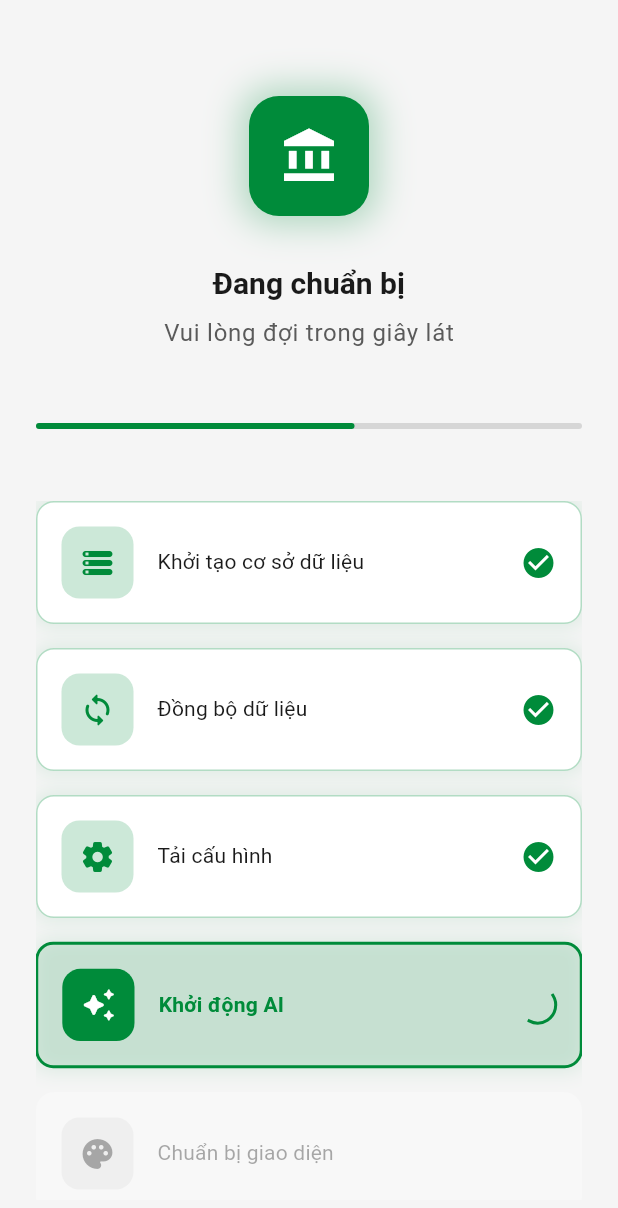
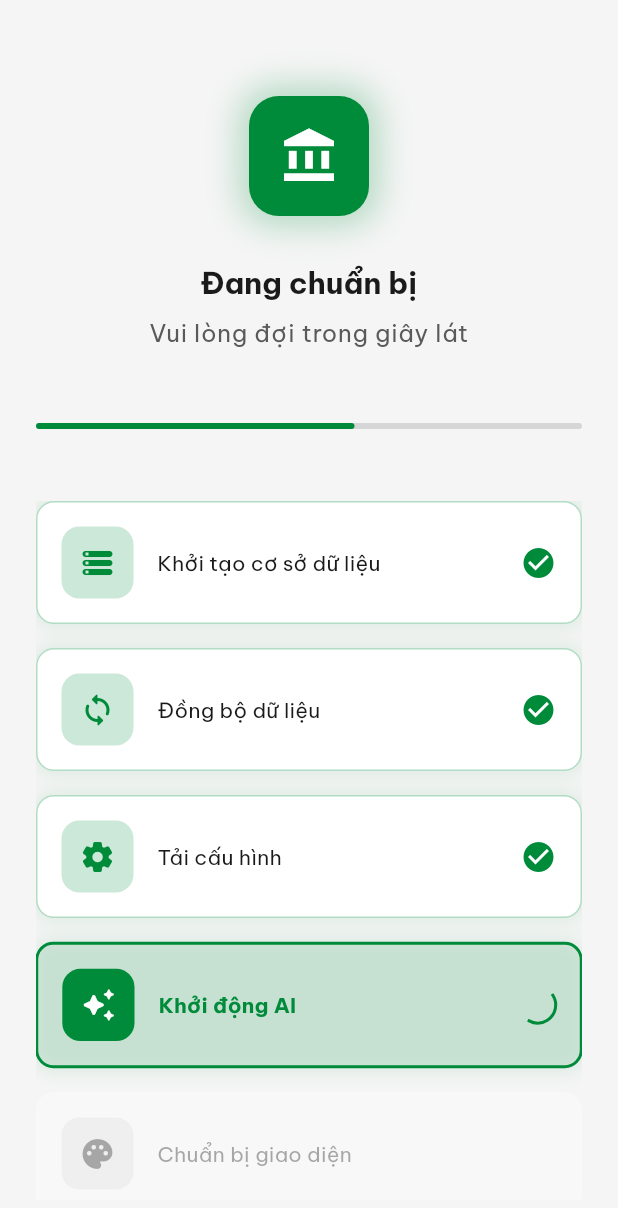
Before and after one commit to ndh0408/TaiChinhXanh, a Flutter app: the screen it shows after launch, on a phone screen of 412 x 824 dp. Shown: the top 1208 px of the screen. Run offline on Flutter 3.47's test engine with Material 3 defaults, Android fonts, the phone set to English and light mode, and no system bars; our stand-ins replace fl_chart, google_fonts, local_auth, shared_preferences, sqflite; missing offline and left inert: encrypt; accounts and stored records are empty.

Commit message:
Checkpoint before follow-up message

```diff
--- a/lib/screens/budgets_screen.dart
+++ b/lib/screens/budgets_screen.dart
@@ -160,7 +160,7 @@ class _BudgetsScreenState extends State<BudgetsScreen>
                 elevation: 0,
                 icon: const Icon(Icons.add_chart, color: Colors.white),
                 label: const Text(
-                  'NgÃ¢n sÃ¡ch má»›i',
+                  'Ngân sách mới',
                   style: TextStyle(
                     color: Colors.white,
                     fontWeight: FontWeight.w600,
@@ -1608,7 +1608,7 @@ class _BudgetsScreenState extends State<BudgetsScreen>
                 child: const Icon(Icons.analytics, color: Colors.green),
               ),
               title: const Text('PhÃ¢n tÃ­ch hiá»‡u suáº¥t'),
-              subtitle: const Text('Xem bÃ¡o cÃ¡o chi tiáº¿t'),
+              subtitle: const Text('Xem bÃ¡o cÃ¡o chi tiáº¿u'),
               onTap: () {
                 Navigator.pop(context);
                 // TODO: Implement budget analytics
--- a/lib/theme.dart
+++ b/lib/theme.dart
@@ -57,83 +57,83 @@ class AppTheme {
   static const double icon2XL = 36.0;
   static const double icon3XL = 48.0;
 
-  // Text styles with Roboto font (VCB style)
+  // Text styles với BeVietnamPro font (đồng bộ toàn app)
   static TextTheme _textTheme = TextTheme(
-    displayLarge: GoogleFonts.roboto(
+    displayLarge: GoogleFonts.beVietnamPro(
       fontSize: 32,
       fontWeight: FontWeight.bold,
       color: vcbBlack,
       letterSpacing: -0.5,
     ),
-    displayMedium: GoogleFonts.roboto(
+    displayMedium: GoogleFonts.beVietnamPro(
       fontSize: 28,
       fontWeight: FontWeight.bold,
       color: vcbBlack,
       letterSpacing: -0.5,
     ),
-    displaySmall: GoogleFonts.roboto(
+    displaySmall: GoogleFonts.beVietnamPro(
       fontSize: 24,
       fontWeight: FontWeight.w600,
       color: vcbBlack,
     ),
-    headlineLarge: GoogleFonts.roboto(
+    headlineLarge: GoogleFonts.beVietnamPro(
       fontSize: 22,
       fontWeight: FontWeight.w600,
       color: vcbBlack,
     ),
-    headlineMedium: GoogleFonts.roboto(
+    headlineMedium: GoogleFonts.beVietnamPro(
       fontSize: 20,
       fontWeight: FontWeight.w600,
       color: vcbBlack,
     ),
-    headlineSmall: GoogleFonts.roboto(
+    headlineSmall: GoogleFonts.beVietnamPro(
       fontSize: 18,
       fontWeight: FontWeight.w600,
       color: vcbBlack,
     ),
-    titleLarge: GoogleFonts.roboto(
+    titleLarge: GoogleFonts.beVietnamPro(
       fontSize: 16,
       fontWeight: FontWeight.w600,
       color: vcbBlack,
     ),
-    titleMedium: GoogleFonts.roboto(
+    titleMedium: GoogleFonts.beVietnamPro(
       fontSize: 14,
       fontWeight: FontWeight.w600,
       color: vcbBlack,
     ),
-    titleSmall: GoogleFonts.roboto(
+    titleSmall: GoogleFonts.beVietnamPro(
       fontSize: 12,
       fontWeight: FontWeight.w600,
       color: vcbBlack,
     ),
-    bodyLarge: GoogleFonts.roboto(
+    bodyLarge: GoogleFonts.beVietnamPro(
       fontSize: 16,
       fontWeight: FontWeight.normal,
       color: vcbGrey,
     ),
-    bodyMedium: GoogleFonts.roboto(
+    bodyMedium: GoogleFonts.beVietnamPro(
       fontSize: 14,
       fontWeight: FontWeight.normal,
       color: vcbGrey,
     ),
-    bodySmall: GoogleFonts.roboto(
+    bodySmall: GoogleFonts.beVietnamPro(
       fontSize: 12,
       fontWeight: FontWeight.normal,
       color: vcbGrey,
     ),
-    labelLarge: GoogleFonts.roboto(
+    labelLarge: GoogleFonts.beVietnamPro(
       fontSize: 14,
       fontWeight: FontWeight.w500,
       color: vcbBlack,
       letterSpacing: 0.5,
     ),
-    labelMedium: GoogleFonts.roboto(
+    labelMedium: GoogleFonts.beVietnamPro(
       fontSize: 12,
       fontWeight: FontWeight.w500,
       color: vcbBlack,
       letterSpacing: 0.5,
     ),
-    labelSmall: GoogleFonts.roboto(
+    labelSmall: GoogleFonts.beVietnamPro(
       fontSize: 10,
       fontWeight: FontWeight.w500,
       color: vcbGrey,
@@ -169,7 +169,7 @@ class AppTheme {
       foregroundColor: vcbBlack,
       elevation: 0,
       centerTitle: false,
-      titleTextStyle: GoogleFonts.roboto(
+      titleTextStyle: GoogleFonts.beVietnamPro(
         fontSize: 20,
         fontWeight: FontWeight.w600,
         color: vcbBlack,
@@ -186,7 +186,7 @@ class AppTheme {
         shape: RoundedRectangleBorder(
           borderRadius: BorderRadius.circular(12),
         ),
-        textStyle: GoogleFonts.roboto(
+        textStyle: GoogleFonts.beVietnamPro(
           fontSize: 16,
           fontWeight: FontWeight.w600,
         ),
@@ -201,7 +201,7 @@ class AppTheme {
         shape: RoundedRectangleBorder(
           borderRadius: BorderRadius.circular(12),
         ),
-        textStyle: GoogleFonts.roboto(
+        textStyle: GoogleFonts.beVietnamPro(
           fontSize: 16,
           fontWeight: FontWeight.w600,
         ),
@@ -212,7 +212,7 @@ class AppTheme {
       style: TextButton.styleFrom(
         foregroundColor: vcbGreen,
         padding: const EdgeInsets.symmetric(horizontal: 16, vertical: 8),
-        textStyle: GoogleFonts.roboto(
+        textStyle: GoogleFonts.beVietnamPro(
           fontSize: 14,
           fontWeight: FontWeight.w600,
         ),
@@ -243,11 +243,11 @@ class AppTheme {
         borderRadius: BorderRadius.circular(12),
         borderSide: const BorderSide(color: vcbError, width: 2),
       ),
-      labelStyle: GoogleFonts.roboto(
+      labelStyle: GoogleFonts.beVietnamPro(
         fontSize: 14,
         color: vcbGrey,
       ),
-      hintStyle: GoogleFonts.roboto(
+      hintStyle: GoogleFonts.beVietnamPro(
         fontSize: 14,
         color: vcbGrey.withOpacity(0.6),
       ),
@@ -289,7 +289,7 @@ class AppTheme {
       backgroundColor: vcbLightGrey,
       selectedColor: vcbGreen.withOpacity(0.1),
       disabledColor: vcbGrey.withOpacity(0.1),
-      labelStyle: GoogleFonts.roboto(
+      labelStyle: GoogleFonts.beVietnamPro(
         fontSize: 12,
         fontWeight: FontWeight.w500,
         color: vcbBlack,
@@ -333,7 +333,7 @@ class AppTheme {
       foregroundColor: vcbWhite,
       elevation: 0,
       centerTitle: false,
-      titleTextStyle: GoogleFonts.roboto(
+      titleTextStyle: GoogleFonts.beVietnamPro(
         fontSize: 20,
         fontWeight: FontWeight.w600,
         color: vcbWhite,
@@ -350,7 +350,7 @@ class AppTheme {
         shape: RoundedRectangleBorder(
           borderRadius: BorderRadius.circular(12),
         ),
-        textStyle: GoogleFonts.roboto(
+        textStyle: GoogleFonts.beVietnamPro(
           fontSize: 16,
           fontWeight: FontWeight.w600,
         ),
```
